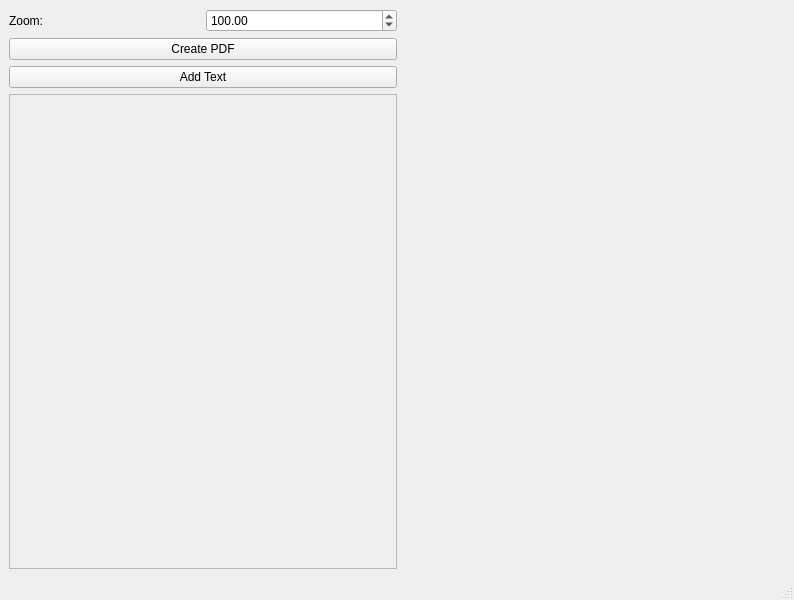
First picture: the form in LabelDesigner.ui, repository marvin939/label-designer, before the edit.
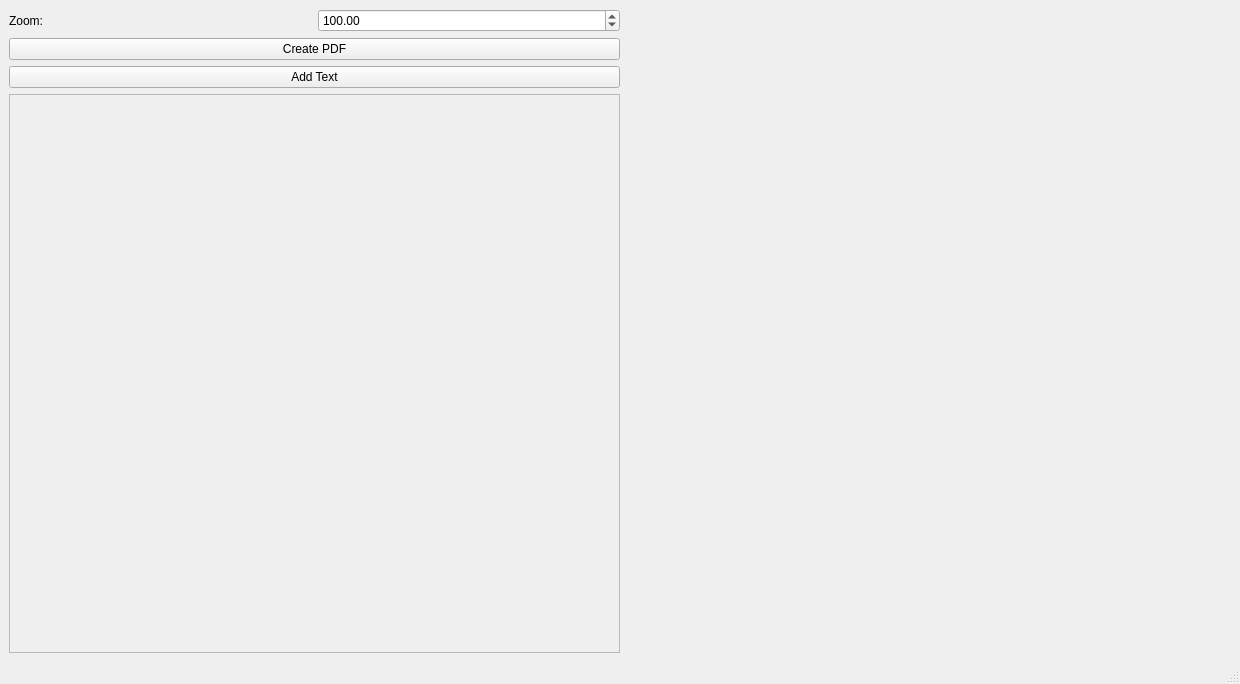
Second picture: the form after the edit.

What changed in the file:
```diff
--- a/LabelDesigner.ui
+++ b/LabelDesigner.ui
@@ -6,8 +6,8 @@
    <rect>
     <x>0</x>
     <y>0</y>
-    <width>794</width>
-    <height>600</height>
+    <width>1240</width>
+    <height>684</height>
    </rect>
   </property>
   <property name="windowTitle">
@@ -67,8 +67,8 @@
         <rect>
          <x>0</x>
          <y>0</y>
-         <width>383</width>
-         <height>454</height>
+         <width>606</width>
+         <height>535</height>
         </rect>
        </property>
        <layout class="QFormLayout" name="formLayout">
```
Left out of the diff: 4 changed lines with no effect on the pictures.
